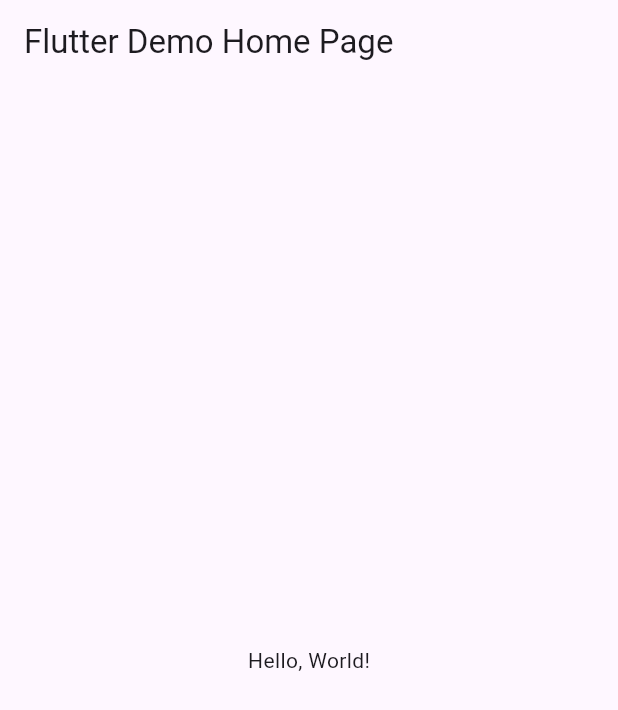
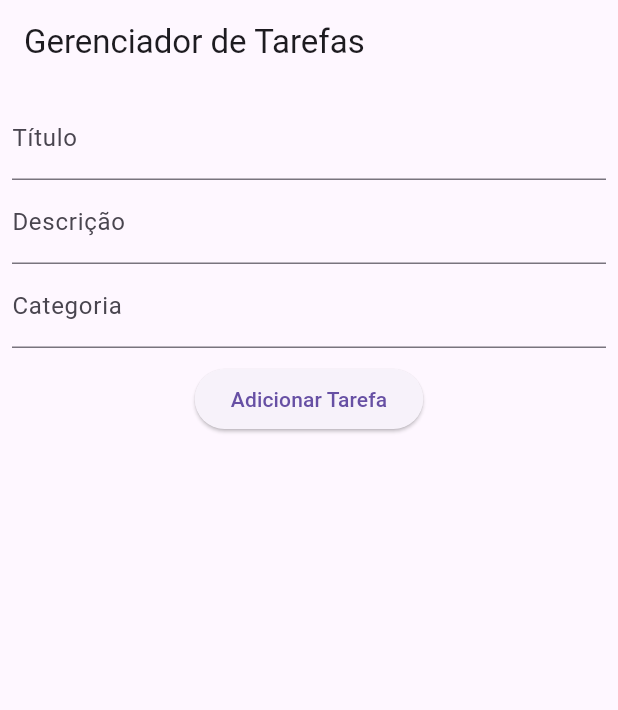
Before and after one commit to JVictorFonseca/dev-para-disp-moveis, a Flutter app: the screen it shows after launch, on a phone screen of 412 x 824 dp. Shown: the top 710 px of the screen. Run offline on Flutter 3.47's test engine with Material 3 defaults, Android fonts, the phone set to English and light mode, and no system bars.

```diff
--- a/lib/main.dart
+++ b/lib/main.dart
@@ -1,42 +1,117 @@
 import 'package:flutter/material.dart';
 
-void main() => runApp(MyApp());
+void main() {
+  runApp(TaskManagerApp());
+}
 
-class MyApp extends StatelessWidget {
-  const MyApp({super.key});
-  // This widget is the root of your application.
+class TaskManagerApp extends StatelessWidget {
   @override
   Widget build(BuildContext context) {
     return MaterialApp(
-      // Application name
-      title: 'Flutter Hello World',
-      // Application theme data, you can set the colors for the application as
-      // you want
-      theme: ThemeData(
-        // useMaterial3: false,
-        primarySwatch: Colors.blue,
-      ),
-      // A widget which will be started on application startup
-      home: MyHomePage(title: 'Flutter Demo Home Page'),
+      title: 'Gerenciador de Tarefas',
+      theme: ThemeData(primarySwatch: Colors.blue),
+      home: TaskListScreen(),
     );
   }
 }
 
-class MyHomePage extends StatelessWidget {
-  final String title;
-  const MyHomePage({super.key, required this.title});
+class Task {
+  String title;
+  String description;
+  String status;
+  DateTime dueDate;
+  String category;
+  bool isCompleted;
+
+  Task({
+    required this.title,
+    required this.description,
+    required this.status,
+    required this.dueDate,
+    required this.category,
+    this.isCompleted = false,
+  });
+}
+
+class TaskListScreen extends StatefulWidget {
+  @override
+  _TaskListScreenState createState() => _TaskListScreenState();
+}
+
+class _TaskListScreenState extends State<TaskListScreen> {
+  final List<Task> tasks = [];
+  final TextEditingController titleController = TextEditingController();
+  final TextEditingController descController = TextEditingController();
+  final TextEditingController categoryController = TextEditingController();
+  DateTime selectedDate = DateTime.now();
+
+  void _addTask() {
+    setState(() {
+      tasks.add(Task(
+        title: titleController.text,
+        description: descController.text,
+        status: 'Pendente',
+        dueDate: selectedDate,
+        category: categoryController.text,
+      ));
+    });
+    titleController.clear();
+    descController.clear();
+    categoryController.clear();
+  }
+
+  void _toggleTaskCompletion(int index) {
+    setState(() {
+      tasks[index].isCompleted = !tasks[index].isCompleted;
+    });
+  }
 
   @override
   Widget build(BuildContext context) {
     return Scaffold(
-      appBar: AppBar(
-        // The title text which will be shown on the action bar
-        title: Text(title),
-      ),
-      body: Center(
-        child: Text(
-          'Hello, World!',
-        ),
+      appBar: AppBar(title: Text('Gerenciador de Tarefas')),
+      body: Column(
+        children: [
+          Padding(
+            padding: EdgeInsets.all(8.0),
+            child: Column(
+              children: [
+                TextField(
+                    controller: titleController,
+                    decoration: InputDecoration(labelText: 'Título')),
+                TextField(
+                    controller: descController,
+                    decoration: InputDecoration(labelText: 'Descrição')),
+                TextField(
+                    controller: categoryController,
+                    decoration: InputDecoration(labelText: 'Categoria')),
+                SizedBox(height: 10),
+                ElevatedButton(
+                    onPressed: _addTask, child: Text('Adicionar Tarefa')),
+              ],
+            ),
+          ),
+          Expanded(
+            child: ListView.builder(
+              itemCount: tasks.length,
+              itemBuilder: (context, index) {
+                final task = tasks[index];
+                return ListTile(
+                  title: Text(task.title,
+                      style: TextStyle(
+                          decoration: task.isCompleted
+                              ? TextDecoration.lineThrough
+                              : null)),
+                  subtitle: Text('${task.description} - ${task.category}'),
+                  trailing: Checkbox(
+                    value: task.isCompleted,
+                    onChanged: (value) => _toggleTaskCompletion(index),
+                  ),
+                );
+              },
+            ),
+          ),
+        ],
       ),
     );
   }
--- a/pubspec.yaml
+++ b/pubspec.yaml
@@ -10,6 +10,7 @@ environment:
 dependencies:
   flutter:
     sdk: flutter
+  shared_preferences: ^2.0.13
 
 dev_dependencies:
   flutter_test:
```
